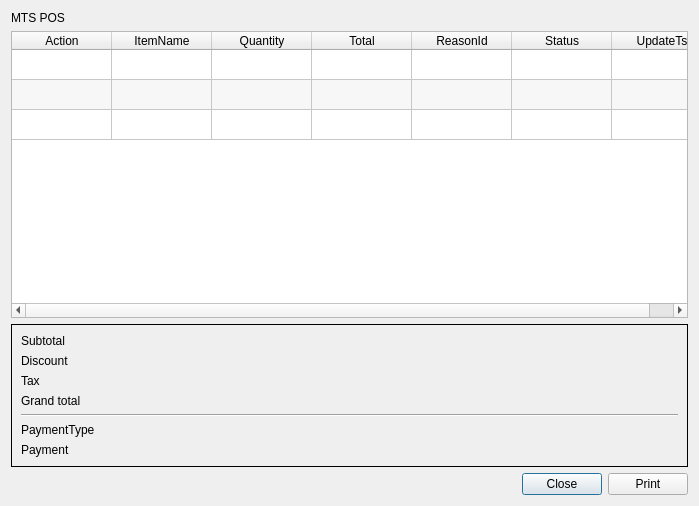
Qt form app/views/templates/ViewReceipt.ui (rondalefloyd/mts-pos) before a commit.
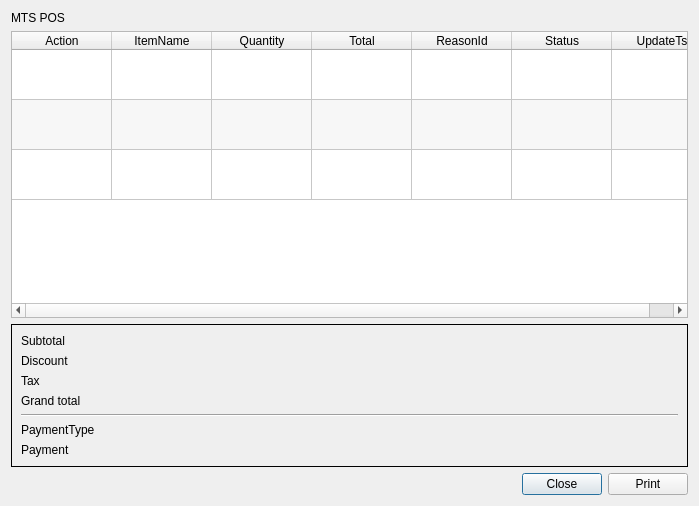
The same form after that commit.

The edit to the form file:
```diff
--- a/app/views/templates/ViewReceipt.ui
+++ b/app/views/templates/ViewReceipt.ui
@@ -47,12 +47,27 @@
      <property name="sortingEnabled">
       <bool>false</bool>
      </property>
+     <property name="wordWrap">
+      <bool>false</bool>
+     </property>
+     <attribute name="horizontalHeaderCascadingSectionResizes">
+      <bool>false</bool>
+     </attribute>
      <attribute name="horizontalHeaderStretchLastSection">
       <bool>true</bool>
      </attribute>
      <attribute name="verticalHeaderVisible">
       <bool>false</bool>
      </attribute>
+     <attribute name="verticalHeaderCascadingSectionResizes">
+      <bool>false</bool>
+     </attribute>
+     <attribute name="verticalHeaderDefaultSectionSize">
+      <number>50</number>
+     </attribute>
+     <attribute name="verticalHeaderMinimumSectionSize">
+      <number>30</number>
+     </attribute>
      <row>
       <property name="text">
        <string>New Row</string>
```
